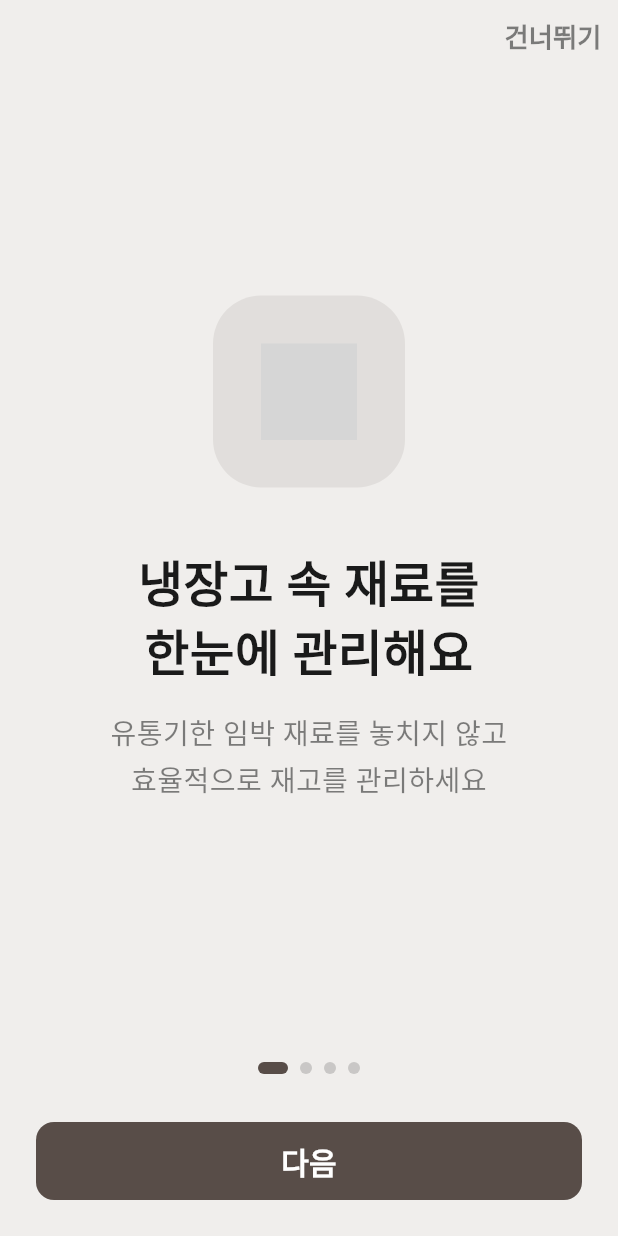
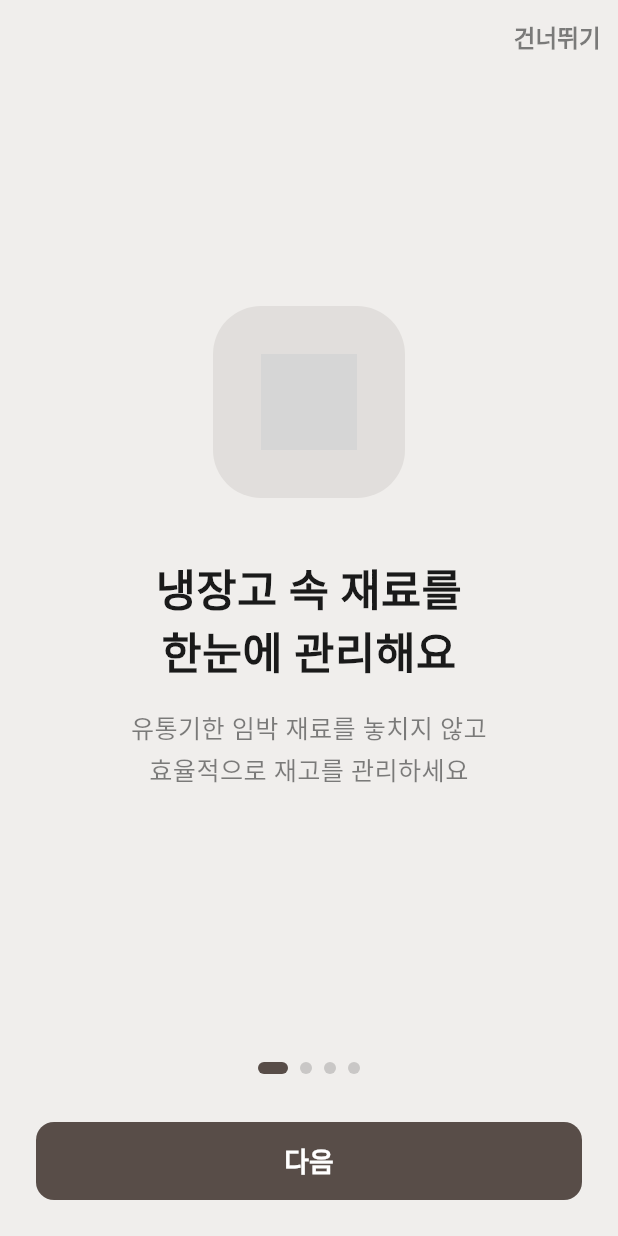
Before and after one commit to rdrdread/whipup-app, a Flutter app: the screen it shows after launch, on a phone screen of 412 x 824 dp. Run offline on Flutter 3.47's test engine with Material 3 defaults, Android fonts, the phone set to English and light mode, and no system bars; our stand-ins replace camera, dio, flex_color_scheme, flutter_riverpod, flutter_secure_storage, flutter_svg and 5 more; missing offline and left inert: google_mlkit_text_recognition, window_manager; accounts and stored records are empty; generated files the repository leaves out were written again; Roboto replaces fonts that are missing (Pretendard); grey boxes are pictures that could not be loaded.

Commit message:
feat: 전역 폰트 스케일 1.25 → 1.12
Co-Authored-By: Claude Sonnet 4.6 <noreply@anthropic.com>

```diff
--- a/app/lib/main.dart
+++ b/app/lib/main.dart
@@ -97,7 +97,7 @@ class WhipUpApp extends ConsumerWidget {
       routerConfig: appRouter,
       builder: (context, child) => MediaQuery(
         data: MediaQuery.of(context).copyWith(
-          textScaler: const TextScaler.linear(1.25),
+          textScaler: const TextScaler.linear(1.12),
         ),
         child: child!,
       ),
```
